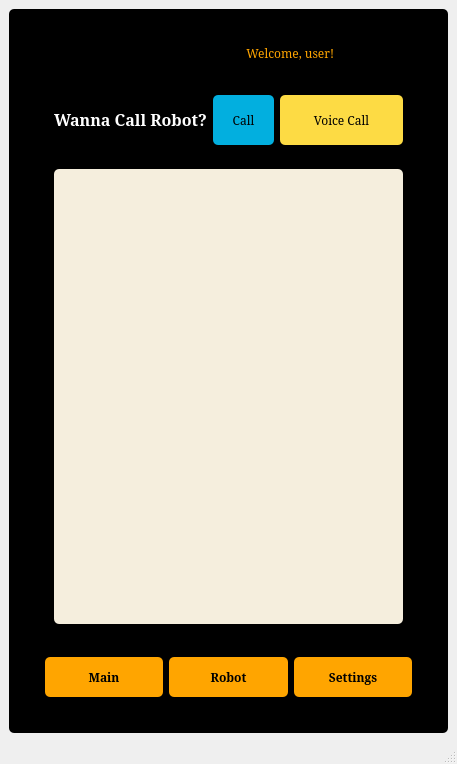
Before: the Qt Designer form tangerbot/src/gui/user_gui/ui/tangerine.ui in addinedu-ros-8th/ros-repo-4, drawn with Qt 5.
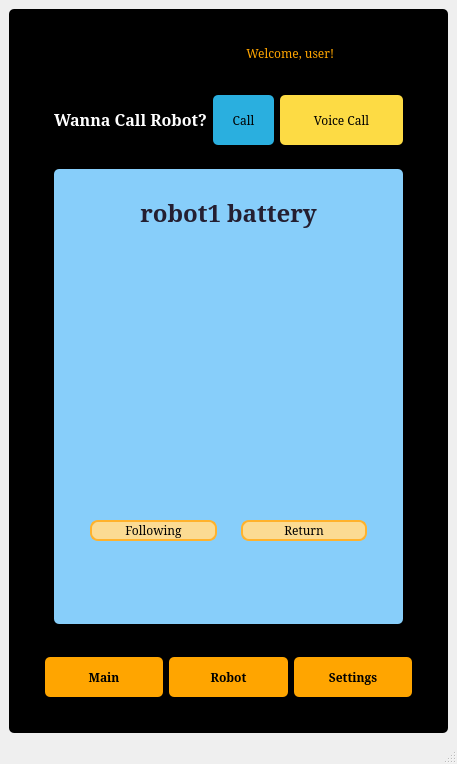
After: the same form once the commit is applied.

Commit message: Add Robot status, progressbar

Diff of the .ui file:
```diff
--- a/tangerbot/src/gui/user_gui/ui/tangerine.ui
+++ b/tangerbot/src/gui/user_gui/ui/tangerine.ui
@@ -1218,9 +1218,15 @@
                        </font>
                       </property>
                       <property name="styleSheet">
-                       <string notr="true">background-color:#02AFDF;
-border:10px;
-color:black;</string>
+                       <string notr="true">QPushButton {
+	background-color: rgba(42, 175, 223, 255);
+	border:10px;
+	color:black;
+}
+
+QPushButton:hover {
+    background-color: rgba(42, 175, 223, 200);
+}</string>
                       </property>
                       <property name="text">
                        <string>Call</string>
@@ -1270,7 +1276,10 @@
                    </property>
                    <layout class="QGridLayout" name="gridLayout_14">
                     <item row="0" column="0">
-                     <widget class="QStackedWidget" name="stackedWidget_2">
+                     <widget class="QStackedWidget" name="robot_widget">
+                      <property name="layoutDirection">
+                       <enum>Qt::LeftToRight</enum>
+                      </property>
                       <property name="currentIndex">
                        <number>1</number>
                       </property>
@@ -1303,6 +1312,244 @@
                         </item>
                        </layout>
                       </widget>
+                      <widget class="QWidget" name="page_6">
+                       <property name="styleSheet">
+                        <string notr="true">background-color:#87CEFA</string>
+                       </property>
+                       <layout class="QGridLayout" name="gridLayout_22">
+                        <item row="1" column="0">
+                         <widget class="QFrame" name="frame_43">
+                          <property name="frameShape">
+                           <enum>QFrame::StyledPanel</enum>
+                          </property>
+                          <property name="frameShadow">
+                           <enum>QFrame::Raised</enum>
+                          </property>
+                          <layout class="QVBoxLayout" name="verticalLayout_17">
+                           <item>
+                            <widget class="QFrame" name="robot_name_frame">
+                             <property name="sizePolicy">
+                              <sizepolicy hsizetype="Preferred" vsizetype="Preferred">
+                               <horstretch>0</horstretch>
+                               <verstretch>1</verstretch>
+                              </sizepolicy>
+                             </property>
+                             <property name="styleSheet">
+                              <string notr="true">font-family: &quot;Noto Sans&quot;;</string>
+                             </property>
+                             <property name="frameShape">
+                              <enum>QFrame::StyledPanel</enum>
+                             </property>
+                             <property name="frameShadow">
+                              <enum>QFrame::Raised</enum>
+                             </property>
+                             <layout class="QGridLayout" name="gridLayout_23">
+                              <item row="0" column="0">
+                               <widget class="QLabel" name="label_24">
+                                <property name="text">
+                                 <string>&lt;html&gt;&lt;head/&gt;&lt;body&gt;&lt;p&gt;&lt;span style=&quot; font-size:18pt; font-weight:600; color:#241f31;&quot;&gt;robot1 battery&lt;/span&gt;&lt;/p&gt;&lt;/body&gt;&lt;/html&gt;</string>
+                                </property>
+                                <property name="alignment">
+                                 <set>Qt::AlignCenter</set>
+                                </property>
+                               </widget>
+                              </item>
+                             </layout>
+                            </widget>
+                           </item>
+                           <item>
+                            <widget class="QFrame" name="battery_progressbar_frame">
+                             <property name="sizePolicy">
+                              <sizepolicy hsizetype="Preferred" vsizetype="Preferred">
+                               <horstretch>4</horstretch>
+                               <verstretch>4</verstretch>
+                              </sizepolicy>
+                             </property>
+                             <property name="frameShape">
+                              <enum>QFrame::StyledPanel</enum>
+                             </property>
+                             <property name="frameShadow">
+                              <enum>QFrame::Raised</enum>
+                             </property>
+                             <layout class="QHBoxLayout" name="horizontalLayout_14">
+                              <item>
+                               <widget class="QFrame" name="battery_widget_frame">
+                                <property name="sizePolicy">
+                                 <sizepolicy hsizetype="Preferred" vsizetype="Preferred">
+                                  <horstretch>4</horstretch>
+                                  <verstretch>0</verstretch>
+                                 </sizepolicy>
+                                </property>
+                                <property name="frameShape">
+                                 <enum>QFrame::StyledPanel</enum>
+                                </property>
+                                <property name="frameShadow">
+                                 <enum>QFrame::Raised</enum>
+                                </property>
+                               </widget>
+                              </item>
+                              <item>
+                               <widget class="QFrame" name="battery_circular_progressbar_frame">
+                                <property name="sizePolicy">
+                                 <sizepolicy hsizetype="Preferred" vsizetype="Preferred">
+                                  <horstretch>6</horstretch>
+                                  <verstretch>0</verstretch>
+                                 </sizepolicy>
+                                </property>
+                                <property name="frameShape">
+                                 <enum>QFrame::StyledPanel</enum>
+                                </property>
+                                <property name="frameShadow">
+                                 <enum>QFrame::Raised</enum>
+                                </property>
+                               </widget>
+                              </item>
+                             </layout>
+                            </widget>
+                           </item>
+                           <item>
+                            <widget class="QFrame" name="control_frame">
+                             <property name="sizePolicy">
+                              <sizepolicy hsizetype="Preferred" vsizetype="Preferred">
+                               <horstretch>0</horstretch>
+                               <verstretch>3</verstretch>
+                              </sizepolicy>
+                             </property>
+                             <property name="styleSheet">
+                              <string notr="true">#control_frame QPushButton {
+	border: 2px solid #FFB22C;
+    border-radius: 8px;
+    background-color: #FBDB93;
+    color: black;
+}
+
+#control_frame QPushButton:hover{
+	background-color: #FFCE9F;
+}</string>
+                             </property>
+                             <property name="frameShape">
+                              <enum>QFrame::StyledPanel</enum>
+                             </property>
+                             <property name="frameShadow">
+                              <enum>QFrame::Raised</enum>
+                             </property>
+                             <layout class="QHBoxLayout" name="horizontalLayout_13">
+                              <item>
+                               <widget class="QFrame" name="frame_47">
+                                <property name="sizePolicy">
+                                 <sizepolicy hsizetype="Preferred" vsizetype="Preferred">
+                                  <horstretch>5</horstretch>
+                                  <verstretch>0</verstretch>
+                                 </sizepolicy>
+                                </property>
+                                <property name="frameShape">
+                                 <enum>QFrame::StyledPanel</enum>
+                                </property>
+                                <property name="frameShadow">
+                                 <enum>QFrame::Raised</enum>
+                                </property>
+                                <layout class="QVBoxLayout" name="verticalLayout_11">
+                                 <item>
+                                  <spacer name="verticalSpacer_2">
+                                   <property name="orientation">
+                                    <enum>Qt::Vertical</enum>
+                                   </property>
+                                   <property name="sizeHint" stdset="0">
+                                    <size>
+                                     <width>20</width>
+                                     <height>29</height>
+                                    </size>
+                                   </property>
+                                  </spacer>
+                                 </item>
+                                 <item>
+                                  <widget class="QPushButton" name="pushButton">
+                                   <property name="text">
+                                    <string>Following</string>
+                                   </property>
+                                  </widget>
+                                 </item>
+                                 <item>
+                                  <spacer name="verticalSpacer">
+                                   <property name="orientation">
+                                    <enum>Qt::Vertical</enum>
+                                   </property>
+                                   <property name="sizeHint" stdset="0">
+                                    <size>
+                                     <width>20</width>
+                                     <height>30</height>
+                                    </size>
+                                   </property>
+                                  </spacer>
+                                 </item>
+                                </layout>
+                               </widget>
+                              </item>
+                              <item>
+                               <widget class="QFrame" name="frame_48">
+                                <property name="sizePolicy">
+                                 <sizepolicy hsizetype="Preferred" vsizetype="Preferred">
+                                  <horstretch>5</horstretch>
+                                  <verstretch>0</verstretch>
+                                 </sizepolicy>
+                                </property>
+                                <property name="layoutDirection">
+                                 <enum>Qt::LeftToRight</enum>
+                                </property>
+                                <property name="styleSheet">
+                                 <string notr="true"/>
+                                </property>
+                                <property name="frameShape">
+                                 <enum>QFrame::StyledPanel</enum>
+                                </property>
+                                <property name="frameShadow">
+                                 <enum>QFrame::Raised</enum>
+                                </property>
+                                <layout class="QVBoxLayout" name="verticalLayout_16">
+                                 <item>
+                                  <spacer name="verticalSpacer_3">
+                                   <property name="orientation">
+                                    <enum>Qt::Vertical</enum>
+                                   </property>
+                                   <property name="sizeHint" stdset="0">
+                                    <size>
+                                     <width>20</width>
+                                     <height>43</height>
+                                    </size>
+                                   </property>
+                                  </spacer>
+                                 </item>
+                                 <item>
+                                  <widget class="QPushButton" name="pushButton_2">
+                                   <property name="text">
+                                    <string>Return</string>
+                                   </property>
+                                  </widget>
+                                 </item>
+                                 <item>
+                                  <spacer name="verticalSpacer_4">
+                                   <property name="orientation">
+                                    <enum>Qt::Vertical</enum>
+                                   </property>
+                                   <property name="sizeHint" stdset="0">
+                                    <size>
+                                     <width>20</width>
+                                     <height>31</height>
+                                    </size>
+                                   </property>
+                                  </spacer>
+                                 </item>
+                                </layout>
+                               </widget>
+                              </item>
+                             </layout>
+                            </widget>
+                           </item>
+                          </layout>
+                         </widget>
+                        </item>
+                       </layout>
+                      </widget>
                       <widget class="QWidget" name="page_3">
                        <property name="styleSheet">
                         <string notr="true">background-color:#F5EEDD;
@@ -1310,7 +1557,7 @@
                        </property>
                        <layout class="QGridLayout" name="gridLayout_17">
                         <item row="0" column="1" rowspan="2">
-                         <widget class="QFrame" name="frame_40">
+                         <widget class="QFrame" name="robot_page_frame">
                           <property name="sizePolicy">
                            <sizepolicy hsizetype="Preferred" vsizetype="Preferred">
                             <horstretch>0</horstretch>
@@ -1330,6 +1577,138 @@
                         </item>
                        </layout>
                       </widget>
+                      <widget class="QWidget" name="recording_page">
+                       <property name="styleSheet">
+                        <string notr="true">background-color:#FBDB93</string>
+                       </property>
+                       <layout class="QVBoxLayout" name="verticalLayout_18">
+                        <item>
+                         <widget class="QFrame" name="frame_40">
+                          <property name="frameShape">
+                           <enum>QFrame::StyledPanel</enum>
+                          </property>
+                          <property name="frameShadow">
+                           <enum>QFrame::Raised</enum>
+                          </property>
+                         </widget>
+                        </item>
+                        <item>
+                         <widget class="QFrame" name="frame_44">
+                          <property name="frameShape">
+                           <enum>QFrame::StyledPanel</enum>
+                          </property>
+                          <property name="frameShadow">
+                           <enum>QFrame::Raised</enum>
+                          </property>
+                          <layout class="QGridLayout" name="gridLayout_18">
+                           <item row="0" column="0">
+                            <widget class="QLabel" name="label_22">
+                             <property name="styleSheet">
+                              <string notr="true">color:black;</string>
+                             </property>
+                             <property name="text">
+                              <string>&lt;html&gt;&lt;head/&gt;&lt;body&gt;&lt;p align=&quot;center&quot;&gt;Please record your voice &lt;/p&gt;&lt;p align=&quot;center&quot;&gt;by pressing the red button.&lt;/p&gt;&lt;/body&gt;&lt;/html&gt;</string>
+                             </property>
+                            </widget>
+                           </item>
+                          </layout>
+                         </widget>
+                        </item>
+                        <item>
+                         <widget class="QFrame" name="frame_45">
+                          <property name="frameShape">
+                           <enum>QFrame::StyledPanel</enum>
+                          </property>
+                          <property name="frameShadow">
+                           <enum>QFrame::Raised</enum>
+                          </property>
+                          <layout class="QHBoxLayout" name="horizontalLayout_15">
+                           <item>
+                            <widget class="QPushButton" name="btn_record">
+                             <property name="sizePolicy">
+                              <sizepolicy hsizetype="Fixed" vsizetype="Fixed">
+                               <horstretch>50</horstretch>
+                               <verstretch>50</verstretch>
+                              </sizepolicy>
+                             </property>
+                             <property name="minimumSize">
+                              <size>
+                               <width>0</width>
+                               <height>0</height>
+                              </size>
+                             </property>
+                             <property name="baseSize">
+                              <size>
+                               <width>0</width>
+                               <height>0</height>
+                              </size>
+                             </property>
+                             <property name="styleSheet">
+                              <string notr="true">border-radius:25px;
+border: 15px solid grey;
+background:#E55050;
+</string>
+                             </property>
+                             <property name="text">
+                              <string/>
+                             </property>
+                            </widget>
+                           </item>
+                           <item>
+                            <widget class="QPushButton" name="btn_cancelrecord">
+                             <property name="sizePolicy">
+                              <sizepolicy hsizetype="Fixed" vsizetype="Fixed">
+                               <horstretch>0</horstretch>
+                               <verstretch>0</verstretch>
+                              </sizepolicy>
+                             </property>
+                             <property name="minimumSize">
+                              <size>
+                               <width>100</width>
+                               <height>30</height>
+                              </size>
+                             </property>
+                             <property name="styleSheet">
+                              <string notr="true">background-color:grey;
+color:black;</string>
+                             </property>
+                             <property name="text">
+                              <string>cancel</string>
+                             </property>
+                            </widget>
+                           </item>
+                          </layout>
+                         </widget>
+                        </item>
+                       </layout>
+                      </widget>
+                      <widget class="QWidget" name="waiting_robot_widget">
+                       <property name="styleSheet">
+                        <string notr="true">background-color:#F5EEDD;
+color:black;</string>
+                       </property>
+                       <layout class="QGridLayout" name="gridLayout_19">
+                        <item row="0" column="0">
+                         <widget class="QFrame" name="frame_42">
+                          <property name="frameShape">
+                           <enum>QFrame::StyledPanel</enum>
+                          </property>
+                          <property name="frameShadow">
+                           <enum>QFrame::Raised</enum>
+                          </property>
+                          <layout class="QGridLayout" name="gridLayout_20">
+                           <item row="0" column="0">
+                            <widget class="QLabel" name="label_loading">
+                             <property name="text">
+                              <string/>
+                             </property>
+                            </widget>
+                           </item>
+                          </layout>
+                         </widget>
+                        </item>
+                       </layout>
+                      </widget>
                       <widget class="QWidget" name="page_4">
                        <property name="styleSheet">
                         <string notr="true">background-color:#FFDBDB;
```
Left out of the diff: 132 changed lines with no effect on the pictures. The commit also changes 10 other files.
